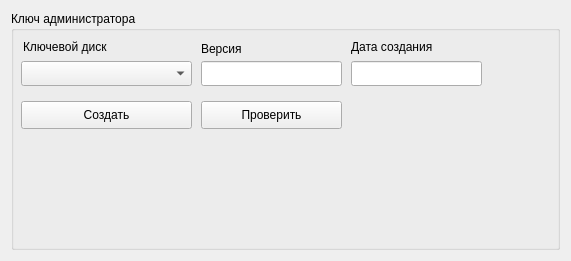
The window that m_cfg/admaud_widget.ui (xXRadioHeadXx/start7) describes before a commit, drawn with Qt 5.
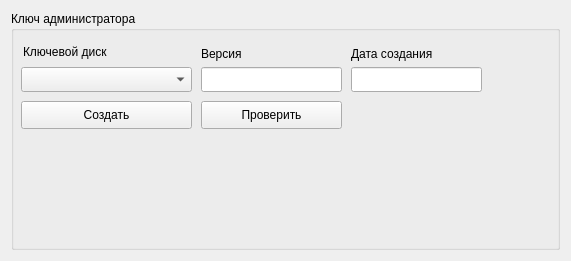
The same window after the commit.

```diff
--- a/m_cfg/admaud_widget.ui
+++ b/m_cfg/admaud_widget.ui
@@ -35,7 +35,7 @@
       <property name="geometry">
        <rect>
         <x>10</x>
-        <y>50</y>
+        <y>56</y>
         <width>171</width>
         <height>25</height>
        </rect>
@@ -46,8 +46,8 @@
        <rect>
         <x>12</x>
         <y>28</y>
-        <width>89</width>
-        <height>16</height>
+        <width>171</width>
+        <height>25</height>
        </rect>
       </property>
       <property name="text">
@@ -58,7 +58,7 @@
       <property name="geometry">
        <rect>
         <x>190</x>
-        <y>50</y>
+        <y>56</y>
         <width>141</width>
         <height>25</height>
        </rect>
@@ -68,7 +68,7 @@
       <property name="geometry">
        <rect>
         <x>340</x>
-        <y>50</y>
+        <y>56</y>
         <width>131</width>
         <height>25</height>
        </rect>
@@ -82,8 +82,8 @@
        <rect>
         <x>190</x>
         <y>30</y>
-        <width>41</width>
-        <height>16</height>
+        <width>141</width>
+        <height>25</height>
        </rect>
       </property>
       <property name="text">
@@ -94,9 +94,9 @@
       <property name="geometry">
        <rect>
         <x>340</x>
-        <y>28</y>
+        <y>30</y>
         <width>171</width>
-        <height>16</height>
+        <height>25</height>
        </rect>
       </property>
       <property name="text">
```
